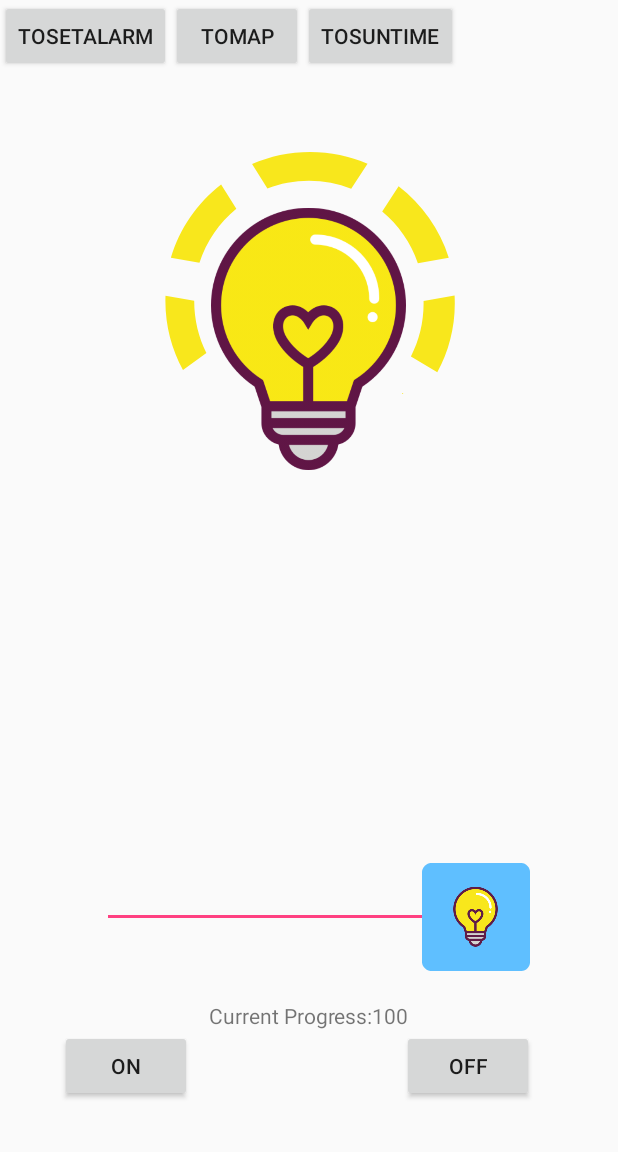
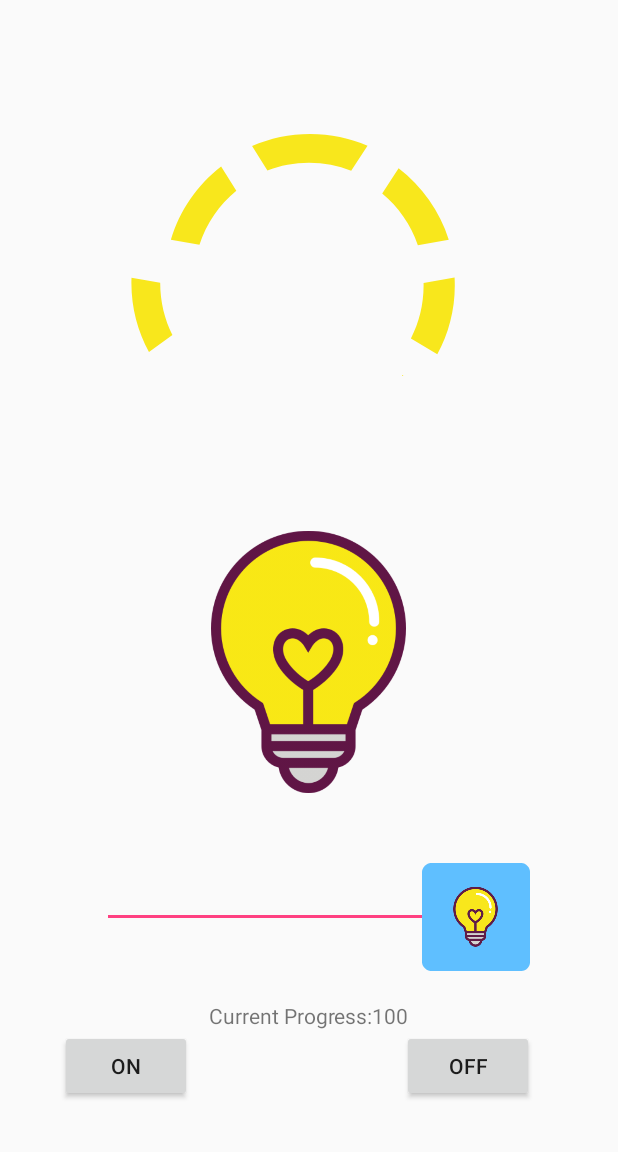
Before and after one commit to signalcat/SmartSunLamp, an Android app: the screen it shows after launch (MainActivity), after a tap on "ON", on a phone screen of 412 x 824 dp, the part 84-1236 px from its top. Run offline under Robolectric (Android 15) with nearby library versions, the phone set to English and light mode, and no system bars; libraries missing offline, so code that uses them is left out: com.loopj.android, cz.msebera.android; 1 statement that could not run was skipped.

Commit message:
Mainscreen clean up

```diff
--- a/app/src/main/java/signalcat/github/com/smartsunlamp/MainActivity.java
+++ b/app/src/main/java/signalcat/github/com/smartsunlamp/MainActivity.java
@@ -54,9 +54,6 @@ public class MainActivity extends AppCompatActivity
 
     Button btnOn;
     Button btnOff;
-    Button btnToSun;
-    Button btnToAlarm;
-    Button btnToMap;
     TextView tvBrightness;
     ImageView ivLightBar1;
     ImageView ivLightBar2;
@@ -114,35 +111,6 @@ public class MainActivity extends AppCompatActivity
                 //sendCmd("off");
             }
         });
-
-        // Go to SunActivity
-        btnToSun.setOnClickListener(new View.OnClickListener() {
-            @Override
-            public void onClick(View view) {
-                Intent i = new Intent(MainActivity.this, SunActivity.class);
-                startActivity(i);
-            }
-        });
-
-        // Go to AlarmActivity
-        btnToAlarm.setOnClickListener(new View.OnClickListener() {
-            @Override
-            public void onClick(View view) {
-                Intent i = new Intent(MainActivity.this, SetAlarmActivity.class);
-                startActivity(i);
-            }
-        });
-
-        // Go to map
-        btnToMap.setOnClickListener(new View.OnClickListener() {
-            @Override
-            public void onClick(View view) {
-                Intent i = new Intent(MainActivity.this, MapsActivity.class);
-                startActivity(i);
-            }
-        });
-
-
 
         // Adjust the brightness level
         seekBar.setOnSeekBarChangeListener(new SeekBar.OnSeekBarChangeListener() {
@@ -245,9 +213,6 @@ public class MainActivity extends AppCompatActivity
     public void getViews() {
         btnOn = findViewById(R.id.button_on);
         btnOff = findViewById(R.id.button_off);
-        btnToSun = findViewById(R.id.btn_toSun);
-        btnToAlarm = findViewById(R.id.btn_toAlarm);
-        btnToMap = findViewById(R.id.btn_toMap);
         tvBrightness = findViewById(R.id.tv_brightness);
         seekBar = findViewById(R.id.bar_brightness);
         ivLightBar1 = findViewById(R.id.iv_lightBar1);
--- a/app/src/main/res/layout/activity_main.xml
+++ b/app/src/main/res/layout/activity_main.xml
@@ -59,52 +59,24 @@
                 android:layout_centerHorizontal="true"
                 android:text="brightness" />
 
-            <ImageView
-                android:id="@+id/imageView_lightBulb"
-                android:layout_width="wrap_content"
-                android:layout_height="wrap_content"
-                android:layout_above="@+id/tv_brightness"
-                android:layout_alignParentLeft="true"
-                android:layout_alignParentStart="true" />
-
-            <Button
-                android:id="@+id/btn_toSun"
-                android:layout_width="wrap_content"
-                android:layout_height="wrap_content"
-                android:layout_alignParentTop="true"
-                android:layout_toEndOf="@+id/btn_toMap"
-                android:layout_toRightOf="@+id/btn_toMap"
-                android:text="toSunTime" />
-
-            <Button
-                android:id="@+id/btn_toAlarm"
-                android:layout_width="wrap_content"
-                android:layout_height="wrap_content"
-                android:text="toSetAlarm"/>
-
-            <Button
-                android:id="@+id/btn_toMap"
-                android:layout_width="wrap_content"
-                android:layout_height="wrap_content"
-                android:layout_alignParentTop="true"
-                android:layout_toEndOf="@+id/btn_toAlarm"
-                android:layout_toRightOf="@+id/btn_toAlarm"
-                android:text="ToMap" />
 
             <ImageView
+                android:layout_centerHorizontal="true"
                 android:id="@+id/iv_bulb"
                 android:layout_width="130dp"
                 android:layout_height="wrap_content"
-                android:layout_centerHorizontal="true"
+                android:layout_above="@+id/tv_brightness"
                 android:src="@drawable/bulb_icon" />
 
             <ImageView
+                android:layout_marginEnd="10dp"
+                android:layout_marginRight="10dp"
                 android:id="@+id/iv_lightBar1"
                 android:layout_width="80dp"
                 android:layout_height="80dp"
                 android:layout_below="@+id/iv_lightBar2"
-                android:layout_toLeftOf="@+id/iv_bulb"
-                android:layout_toStartOf="@+id/iv_bulb"
+                android:layout_alignRight="@+id/button_on"
+                android:layout_alignEnd="@+id/button_on"
                 android:src="@drawable/iv_lightbar1" />
 
             <ImageView
@@ -120,9 +92,9 @@
                 android:id="@+id/iv_lightBar3"
                 android:layout_width="80dp"
                 android:layout_height="80dp"
-                android:layout_below="@+id/btn_toSun"
+                android:layout_alignParentTop="true"
                 android:layout_centerHorizontal="true"
-                android:layout_marginTop="21dp"
+                android:layout_marginTop="57dp"
                 android:src="@drawable/iv_lightbar3" />
 
             <ImageView
```
